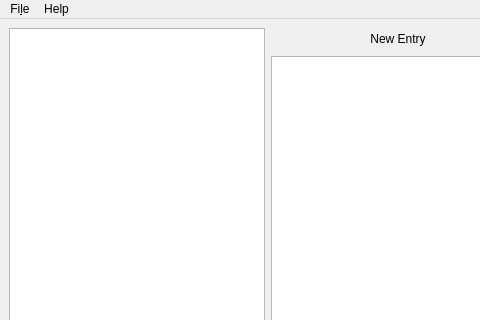
KorvinSilver/d3ta-pyqt, file d3lib/gui/MainWindow.ui: the form before one commit; both pictures show x 0 to 480 and y 0 to 320 of the 800 by 600 pixel window.
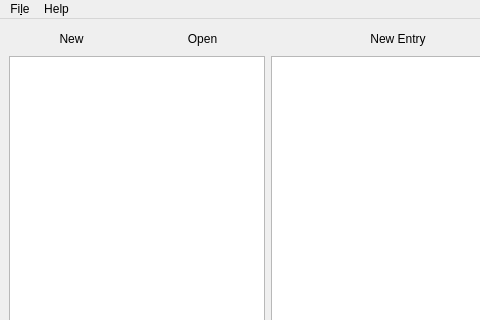
The form after the commit. Icons and pictures are not drawn.

Commit message: add buttons new and open

```diff
--- a/d3lib/gui/MainWindow.ui
+++ b/d3lib/gui/MainWindow.ui
@@ -50,16 +50,6 @@
         </property>
        </widget>
       </item>
-      <item row="1" column="0" rowspan="2" colspan="2">
-       <widget class="QListView" name="listView">
-        <property name="sizePolicy">
-         <sizepolicy hsizetype="Minimum" vsizetype="Expanding">
-          <horstretch>0</horstretch>
-          <verstretch>0</verstretch>
-         </sizepolicy>
-        </property>
-       </widget>
-      </item>
       <item row="3" column="2">
        <spacer name="horizontalSpacer">
         <property name="orientation">
@@ -115,6 +105,36 @@
         </property>
        </widget>
       </item>
+      <item row="2" column="0" colspan="2">
+       <widget class="QListView" name="listView">
+        <property name="sizePolicy">
+         <sizepolicy hsizetype="Minimum" vsizetype="Expanding">
+          <horstretch>0</horstretch>
+          <verstretch>0</verstretch>
+         </sizepolicy>
+        </property>
+       </widget>
+      </item>
+      <item row="1" column="0">
+       <widget class="QPushButton" name="newButton">
+        <property name="text">
+         <string>New</string>
+        </property>
+        <property name="flat">
+         <bool>true</bool>
+        </property>
+       </widget>
+      </item>
+      <item row="1" column="1">
+       <widget class="QPushButton" name="openButton">
+        <property name="text">
+         <string>Open</string>
+        </property>
+        <property name="flat">
+         <bool>true</bool>
+        </property>
+       </widget>
+      </item>
      </layout>
     </item>
     <item>
```
The commit also changes 1 other file.
